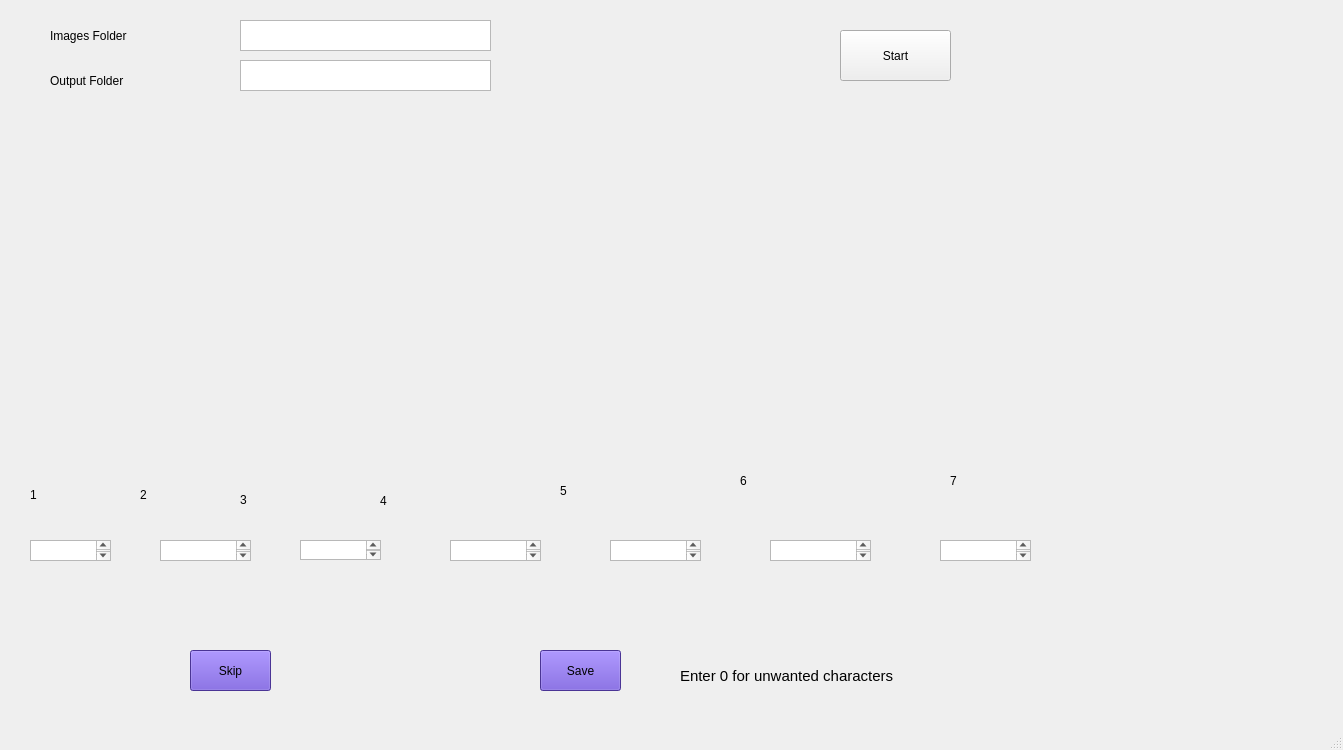
Old version of the form labellingapp.ui in the repository IShamss/Arabic-ALPD.
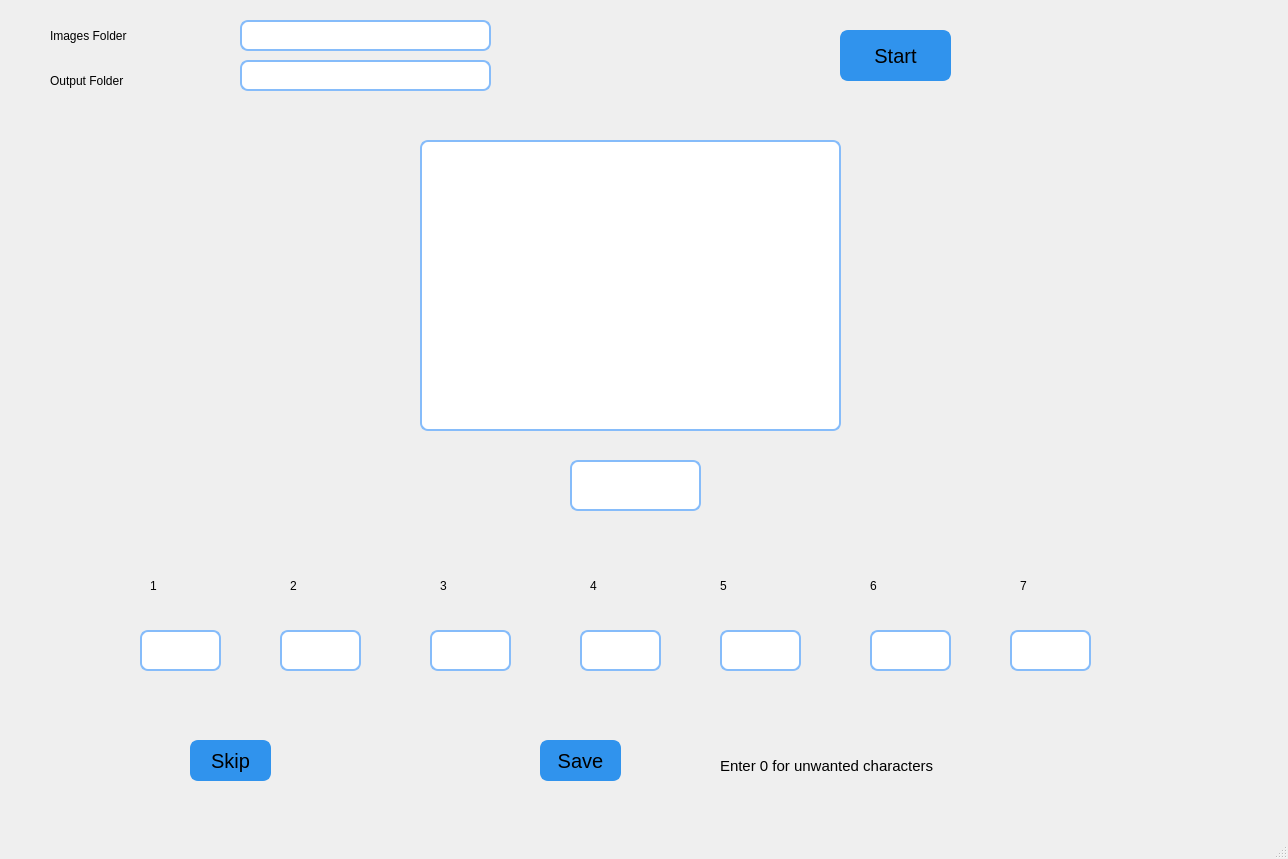
New version of the form.

Commit message: chore: update css in labeling app

What changed in the file:
```diff
--- a/labellingapp.ui
+++ b/labellingapp.ui
@@ -6,8 +6,8 @@
    <rect>
     <x>0</x>
     <y>0</y>
-    <width>1343</width>
-    <height>750</height>
+    <width>1288</width>
+    <height>859</height>
    </rect>
   </property>
   <property name="minimumSize">
@@ -36,9 +36,12 @@
      </rect>
     </property>
     <property name="styleSheet">
-     <string notr="true">
-box-shadow: 55px 10px #888888;
-
+     <string notr="true">border-radius: 8px;
+font-size: 20px;
+background-color: #3093ed;
+color: black;
+border: 2px solid #3093ed;
+/*box-shadow: 55px 10px #888888;*/
 </string>
     </property>
     <property name="text">
@@ -86,6 +89,13 @@
       <height>31</height>
      </rect>
     </property>
+    <property name="styleSheet">
+     <string notr="true">border-radius: 8px;
+background-color: white;
+color: black;
+border: 2px solid #86bcfa;
+</string>
+    </property>
    </widget>
    <widget class="QTextEdit" name="outputPath">
     <property name="geometry">
@@ -96,18 +106,31 @@
       <height>31</height>
      </rect>
     </property>
+    <property name="styleSheet">
+     <string notr="true">border-radius: 8px;
+background-color: white;
+color: black;
+border: 2px solid #86bcfa;
+</string>
+    </property>
    </widget>
    <widget class="QPushButton" name="skipButton">
     <property name="geometry">
      <rect>
       <x>190</x>
-      <y>650</y>
+      <y>740</y>
       <width>81</width>
       <height>41</height>
      </rect>
     </property>
     <property name="styleSheet">
-     <string notr="true">background-color:#6849D0</string>
+     <string notr="true">border-radius: 8px;
+font-size: 20px;
+background-color: #3093ed;
+color: black;
+border: 2px solid #3093ed;
+/*box-shadow: 55px 10px #888888;*/
+</string>
     </property>
     <property name="text">
      <string>Skip</string>
@@ -117,13 +140,19 @@
     <property name="geometry">
      <rect>
       <x>540</x>
-      <y>650</y>
+      <y>740</y>
       <width>81</width>
       <height>41</height>
      </rect>
     </property>
     <property name="styleSheet">
-     <string notr="true">background-color:#6849D0</string>
+     <string notr="true">border-radius: 8px;
+font-size: 20px;
+background-color: #3093ed;
+color: black;
+border: 2px solid #3093ed;
+/*box-shadow: 55px 10px #888888;*/
+</string>
     </property>
     <property name="text">
      <string>Save</string>
@@ -132,12 +161,21 @@
    <widget class="QLabel" name="mainImage">
     <property name="geometry">
      <rect>
-      <x>160</x>
-      <y>100</y>
+      <x>420</x>
+      <y>140</y>
       <width>421</width>
       <height>291</height>
      </rect>
     </property>
+    <property name="styleSheet">
+     <string notr="true">border-radius: 8px;
+background-color: white;
+color: black;
+border: 2px solid #86bcfa;
+box-shadow: rgba(0, 0, 0, 0.25) 0px 54px 55px, rgba(0, 0, 0, 0.12) 0px -12px 30px, rgba(0, 0, 0, 0.12) 0px 4px 6px, rgba(0, 0, 0, 0.17) 0px 12px 13px, rgba(0, 0, 0, 0.09) 0px -3px 5px;
+padding: 5px;
+</string>
+    </property>
     <property name="text">
      <string/>
     </property>
@@ -145,12 +183,19 @@
    <widget class="QLabel" name="plateImg">
     <property name="geometry">
      <rect>
-      <x>310</x>
-      <y>420</y>
+      <x>570</x>
+      <y>460</y>
       <width>131</width>
       <height>51</height>
      </rect>
     </property>
+    <property name="styleSheet">
+     <string notr="true">border-radius: 8px;
+background-color: white;
+color: black;
+border: 2px solid #86bcfa;
+padding:3px;</string>
+    </property>
     <property name="text">
      <string/>
     </property>
@@ -158,9 +203,9 @@
    <widget class="QLabel" name="seg1">
     <property name="geometry">
      <rect>
-      <x>30</x>
-      <y>459</y>
-      <width>71</width>
+      <x>150</x>
+      <y>550</y>
+      <width>61</width>
       <height>71</height>
      </rect>
     </property>
@@ -171,9 +216,9 @@
    <widget class="QLabel" name="seg2">
     <property name="geometry">
      <rect>
-      <x>140</x>
-      <y>459</y>
-      <width>71</width>
+      <x>290</x>
+      <y>550</y>
+      <width>61</width>
       <height>71</height>
      </rect>
     </property>
@@ -184,10 +229,10 @@
    <widget class="QLabel" name="seg3">
     <property name="geometry">
      <rect>
-      <x>240</x>
-      <y>469</y>
-      <width>51</width>
-      <height>61</height>
+      <x>440</x>
+      <y>550</y>
+      <width>61</width>
+      <height>71</height>
      </rect>
     </property>
     <property name="text">
@@ -197,10 +242,10 @@
    <widget class="QLabel" name="seg4">
     <property name="geometry">
      <rect>
-      <x>380</x>
-      <y>470</y>
-      <width>51</width>
-      <height>61</height>
+      <x>590</x>
+      <y>550</y>
+      <width>61</width>
+      <height>71</height>
      </rect>
     </property>
     <property name="text">
@@ -210,10 +255,10 @@
    <widget class="QLabel" name="seg5">
     <property name="geometry">
      <rect>
-      <x>560</x>
-      <y>450</y>
-      <width>71</width>
-      <height>81</height>
+      <x>720</x>
+      <y>550</y>
+      <width>61</width>
+      <height>71</height>
      </rect>
     </property>
     <property name="text">
@@ -223,10 +268,10 @@
    <widget class="QLabel" name="seg6">
     <property name="geometry">
      <rect>
-      <x>740</x>
-      <y>440</y>
-      <width>20</width>
-      <height>81</height>
+      <x>870</x>
+      <y>550</y>
+      <width>61</width>
+      <height>71</height>
      </rect>
     </property>
     <property name="text">
@@ -236,10 +281,10 @@
    <widget class="QLabel" name="seg7">
     <property name="geometry">
      <rect>
-      <x>950</x>
-      <y>440</y>
+      <x>1020</x>
+      <y>550</y>
       <width>61</width>
-      <height>81</height>
+      <height>71</height>
      </rect>
     </property>
     <property name="text">
@@ -249,78 +294,137 @@
    <widget class="QTextEdit" name="val1">
     <property name="geometry">
      <rect>
-      <x>30</x>
-      <y>540</y>
+      <x>140</x>
+      <y>630</y>
       <width>81</width>
-      <height>21</height>
+      <height>41</height>
      </rect>
     </property>
+    <property name="styleSheet">
+     <string notr="true">border-radius: 8px;
+background-color: white;
+color: black;
+border: 2px solid #86bcfa;
+box-shadow: rgba(0, 0, 0, 0.25) 0px 54px 55px, rgba(0, 0, 0, 0.12) 0px -12px 30px, rgba(0, 0, 0, 0.12) 0px 4px 6px, rgba(0, 0, 0, 0.17) 0px 12px 13px, rgba(0, 0, 0, 0.09) 0px -3px 5px;
+padding: 5px;
+</string>
+    </property>
    </widget>
    <widget class="QTextEdit" name="val2">
     <property name="geometry">
      <rect>
-      <x>160</x>
-      <y>540</y>
-      <width>91</width>
-      <height>21</height>
+      <x>280</x>
+      <y>630</y>
+      <width>81</width>
+      <height>41</height>
      </rect>
     </property>
+    <property name="styleSheet">
+     <string notr="true">border-radius: 8px;
+background-color: white;
+color: black;
+border: 2px solid #86bcfa;
+box-shadow: rgba(0, 0, 0, 0.25) 0px 54px 55px, rgba(0, 0, 0, 0.12) 0px -12px 30px, rgba(0, 0, 0, 0.12) 0px 4px 6px, rgba(0, 0, 0, 0.17) 0px 12px 13px, rgba(0, 0, 0, 0.09) 0px -3px 5px;
+padding: 5px;
+</string>
+    </property>
    </widget>
    <widget class="QTextEdit" name="val3">
     <property name="geometry">
      <rect>
-      <x>300</x>
-      <y>540</y>
+      <x>430</x>
+      <y>630</y>
       <width>81</width>
-      <height>20</height>
+      <height>41</height>
      </rect>
     </property>
+    <property name="styleSheet">
+     <string notr="true">border-radius: 8px;
+background-color: white;
+color: black;
+border: 2px solid #86bcfa;
+box-shadow: rgba(0, 0, 0, 0.25) 0px 54px 55px, rgba(0, 0, 0, 0.12) 0px -12px 30px, rgba(0, 0, 0, 0.12) 0px 4px 6px, rgba(0, 0, 0, 0.17) 0px 12px 13px, rgba(0, 0, 0, 0.09) 0px -3px 5px;
+padding: 5px;
+</string>
+    </property>
    </widget>
    <widget class="QTextEdit" name="val4">
     <property name="geometry">
      <rect>
-      <x>450</x>
-      <y>540</y>
-      <width>91</width>
-      <height>21</height>
+      <x>580</x>
+      <y>630</y>
+      <width>81</width>
+      <height>41</height>
      </rect>
     </property>
+    <property name="styleSheet">
+     <string notr="true">border-radius: 8px;
+background-color: white;
+color: black;
+border: 2px solid #86bcfa;
+</string>
+    </property>
    </widget>
    <widget class="QTextEdit" name="val5">
     <property name="geometry">
      <rect>
-      <x>610</x>
-      <y>540</y>
-      <width>91</width>
-      <height>21</height>
+      <x>720</x>
+      <y>630</y>
+      <width>81</width>
+      <height>41</height>
      </rect>
     </property>
+    <property name="styleSheet">
+     <string notr="true">border-radius: 8px;
+background-color: white;
+color: black;
+border: 2px solid #86bcfa;
+</string>
+    </property>
    </widget>
    <widget class="QTextEdit" name="val6">
     <property name="geometry">
      <rect>
-      <x>770</x>
-      <y>540</y>
-      <width>101</width>
-      <height>21</height>
+      <x>870</x>
+      <y>630</y>
+      <width>81</width>
+      <height>41</height>
      </rect>
     </property>
+    <property name="styleSheet">
+     <string notr="true">border-radius: 8px;
+background-color: white;
+color: black;
+border: 2px solid #86bcfa;
+box-shadow: rgba(0, 0, 0, 0.25) 0px 54px 55px, rgba(0, 0, 0, 0.12) 0px -12px 30px, rgba(0, 0, 0, 0.12) 0px 4px 6px, rgba(0, 0, 0, 0.17) 0px 12px 13px, rgba(0, 0, 0, 0.09) 0px -3px 5px;
+padding: 5px;
+</string>
+    </property>
    </widget>
    <widget class="QTextEdit" name="val7">
     <property name="geometry">
      <rect>
-      <x>940</x>
-      <y>540</y>
-      <width>91</width>
-      <height>21</height>
+      <x>1010</x>
+      <y>630</y>
+      <width>81</width>
+      <height>41</height>
      </rect>
     </property>
+    <property name="styleSheet">
+     <string notr="true">border-radius: 8px;
+background-color: white;
+color: black;
+border: 2px solid #86bcfa;
+box-shadow: rgba(0, 0, 0, 0.25) 0px 54px 55px, rgba(0, 0, 0, 0.12) 0px -12px 30px, rgba(0, 0, 0, 0.12) 0px 4px 6px, rgba(0, 0, 0, 0.17) 0px 12px 13px, rgba(0, 0, 0, 0.09) 0px -3px 5px;
+padding: 5px;
+</string>
+    </property>
    </widget>
    <widget class="QLabel" name="label_3">
     <property name="geometry">
      <rect>
-      <x>680</x>
-      <y>660</y>
+      <x>720</x>
+      <y>750</y>
       <width>231</width>
       <height>31</height>
      </rect>
```
Left out of the diff: 2 changed lines with no effect on the pictures. The commit also changes 1 other file.
